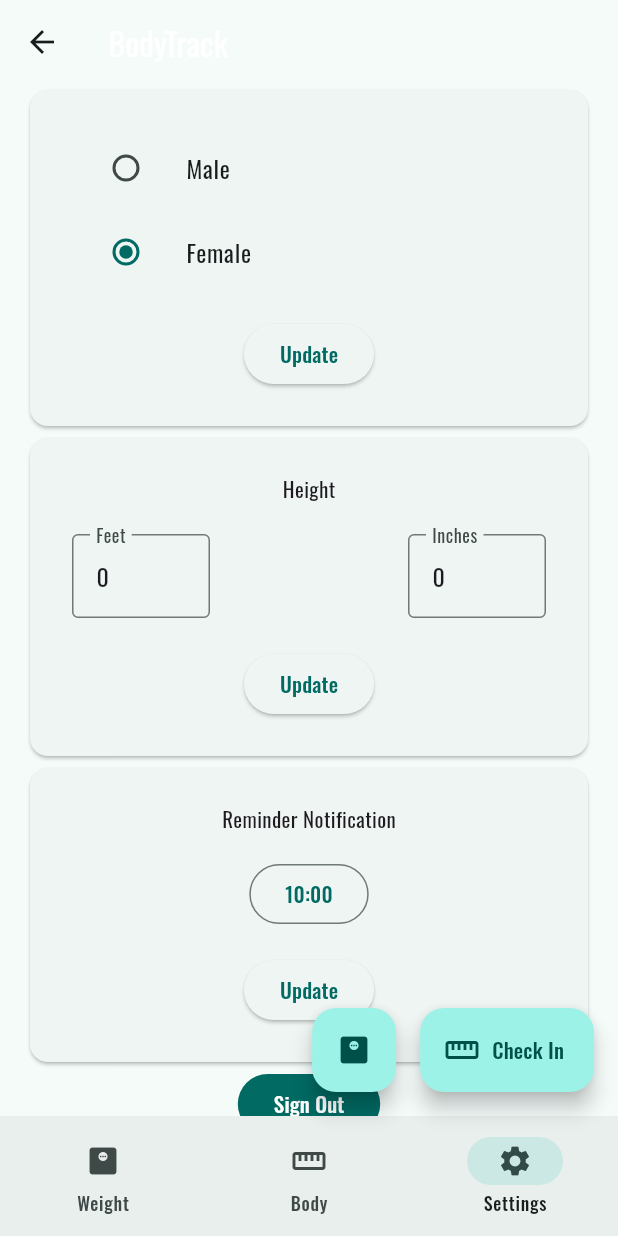
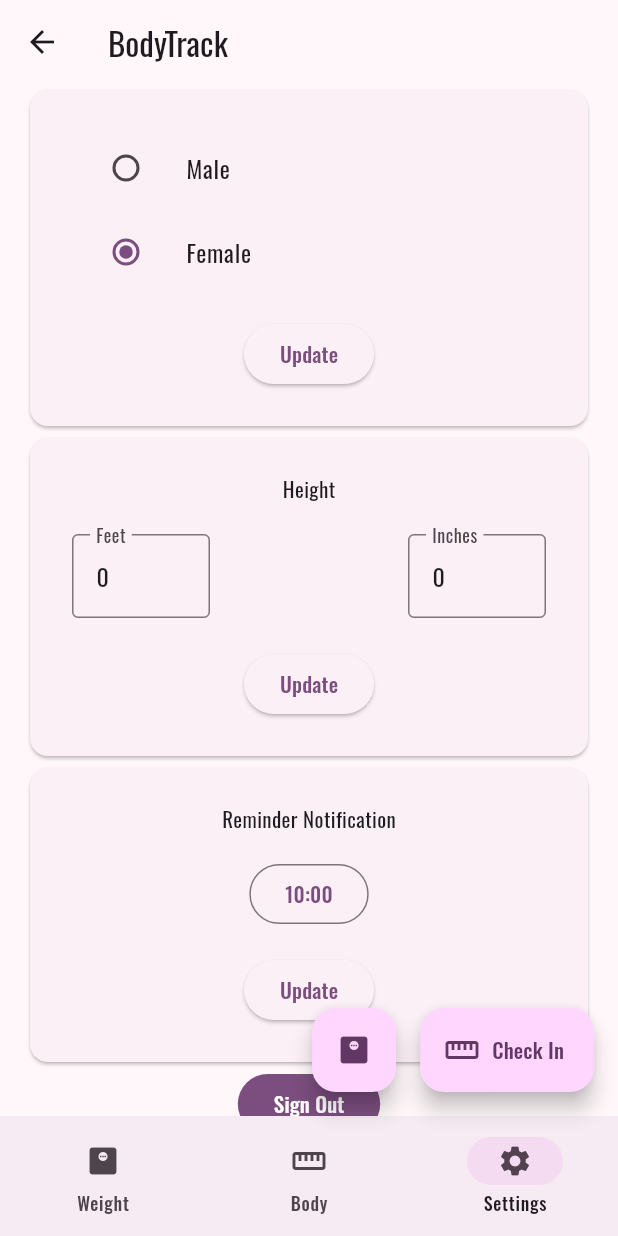
Before and after one commit to swsvindland/fitness-mobile, a Flutter app: the HomePage screen opened by its route, item 3 of the bottom bar chosen, on a phone screen of 412 x 824 dp. Run offline on Flutter 3.47's test engine with Material 3 defaults, Android fonts, the phone set to English and light mode, and no system bars; our stand-ins replace cloud_firestore, community_charts_flutter, firebase_auth, firebase_core, firebase_messaging, google_fonts and 3 more; missing offline and left inert: os_detect; accounts and stored records are empty; generated files the repository leaves out were written again; network calls fail.

Commit message:
update project colors

```diff
--- a/apps/body_track/lib/layouts/check_in.dart
+++ b/apps/body_track/lib/layouts/check_in.dart
@@ -19,7 +19,6 @@ class _CheckInState extends State<CheckIn> {
         title: const Text("Check In"),
         leading: IconButton(
           icon: const Icon(Icons.arrow_back),
-          color: Colors.white,
           onPressed: () {
             navigatorKey.currentState!.pop();
           },
--- a/apps/body_track/lib/layouts/home.dart
+++ b/apps/body_track/lib/layouts/home.dart
@@ -1,12 +1,9 @@
 import 'package:body_track/widgets/app_bar_ad.dart';
 import 'package:firebase_auth/firebase_auth.dart';
 import 'package:flutter/material.dart';
-import 'package:body_track/models/models.dart';
 import 'package:body_track/services/database_service.dart';
-import 'package:body_track/services/sign_in.dart';
 import 'package:body_track/utils/constants.dart';
 import 'package:provider/provider.dart';
-import 'package:body_track/widgets/weights.dart';
 import 'package:body_track/widgets/settings.dart';
 import 'package:body_track/widgets/all.dart';
 import 'package:body_track/widgets/home.dart';
--- a/apps/body_track/lib/layouts/layouts.dart
+++ b/apps/body_track/lib/layouts/layouts.dart
@@ -1,7 +1,6 @@
 export 'about.dart';
 export 'home.dart';
 export 'login.dart';
-export 'settings.dart';
 export 'splashscreen.dart';
 export 'check_in.dart';
 export 'weigh_in.dart';
--- a/apps/body_track/lib/layouts/weigh_in.dart
+++ b/apps/body_track/lib/layouts/weigh_in.dart
@@ -42,7 +42,6 @@ class _WeighInState extends State<WeighIn> {
         title: const Text("Weigh In"),
         leading: IconButton(
           icon: const Icon(Icons.arrow_back),
-          color: Colors.white,
           onPressed: () {
             navigatorKey.currentState!.pop();
           },
--- a/apps/body_track/lib/main.dart
+++ b/apps/body_track/lib/main.dart
@@ -70,11 +70,10 @@ class App extends StatelessWidget {
         routes: {
           '/': (context) => const SplashScreenPage(),
           '/login': (context) => const LoginPage(),
-          '/home': (context) => HomePage(),
+          '/home': (context) => const HomePage(),
           '/weigh-in': (context) => const WeighIn(),
           '/check-in': (context) => const CheckIn(),
           '/about': (context) => const AboutPage(),
-          '/settings': (context) => const SettingsPage()
         },
       ),
     );
--- a/apps/body_track/lib/utils/colors.dart
+++ b/apps/body_track/lib/utils/colors.dart
@@ -1,4 +1,4 @@
 import 'dart:ui';
 
-const primary = Color(0xff28827A);
-const secondary = Color(0xffF7C619);
+const primary = Color(0xffD946EF);
+const secondary = Color(0xff86198f);
--- a/apps/body_track/lib/widgets/app_bar_ad.dart
+++ b/apps/body_track/lib/widgets/app_bar_ad.dart
@@ -49,8 +49,7 @@ class _AppBarAdState extends State<AppBarAd> {
   @override
   Widget build(BuildContext context) {
     if (_bannerAd == null || !_isBannerAdReady) {
-      return Text(AppLocalizations.of(context)!.bodyTrack,
-          style: const TextStyle(color: Colors.white));
+      return Text(AppLocalizations.of(context)!.bodyTrack);
     }
 
     return SizedBox(
--- a/apps/bp_track/lib/utils/colors.dart
+++ b/apps/bp_track/lib/utils/colors.dart
@@ -1,4 +1,4 @@
 import 'dart:ui';
 
-const primary = Color(0xff28827A);
-const secondary = Color(0xffF7C619);
+const primary = Color(0xfff43f5e);
+const secondary = Color(0xff9f1239);
```
Also changed, not shown: apps/body_track/lib/layouts/settings.dart (deleted, +0 -56 lines), apps/bp_track/lib/firebase_options.dart (added), 1 other file.
